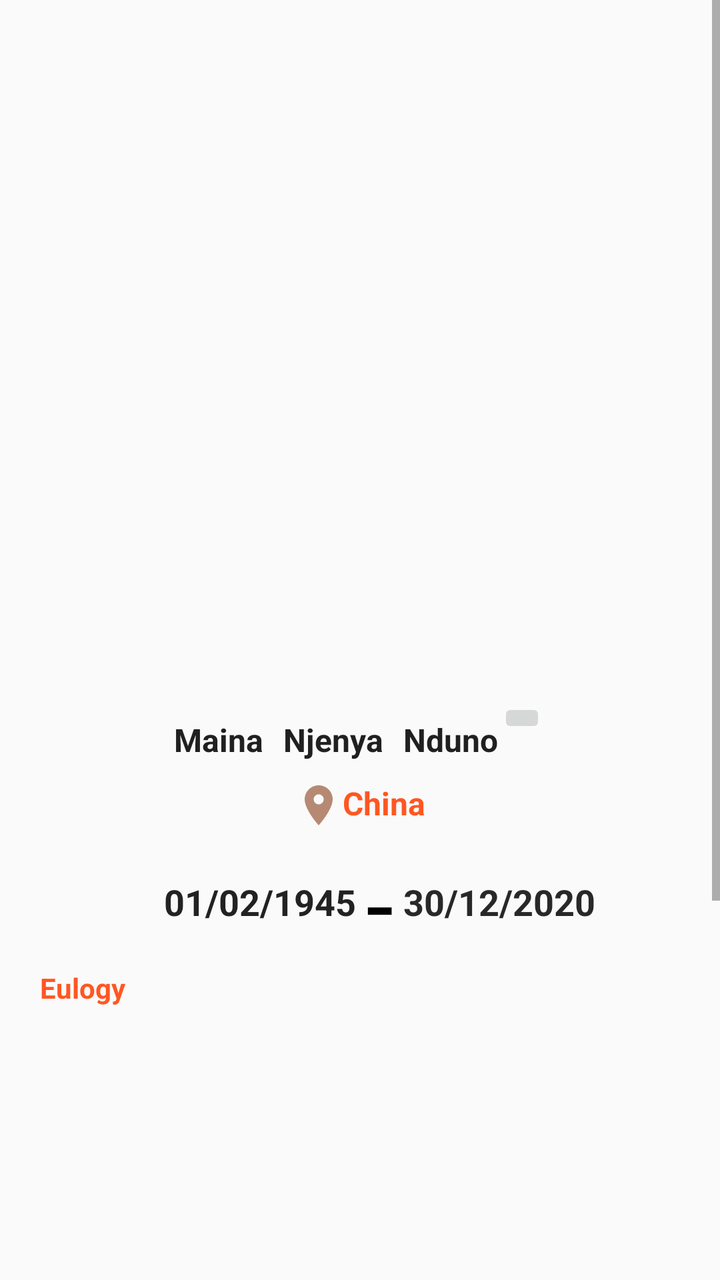
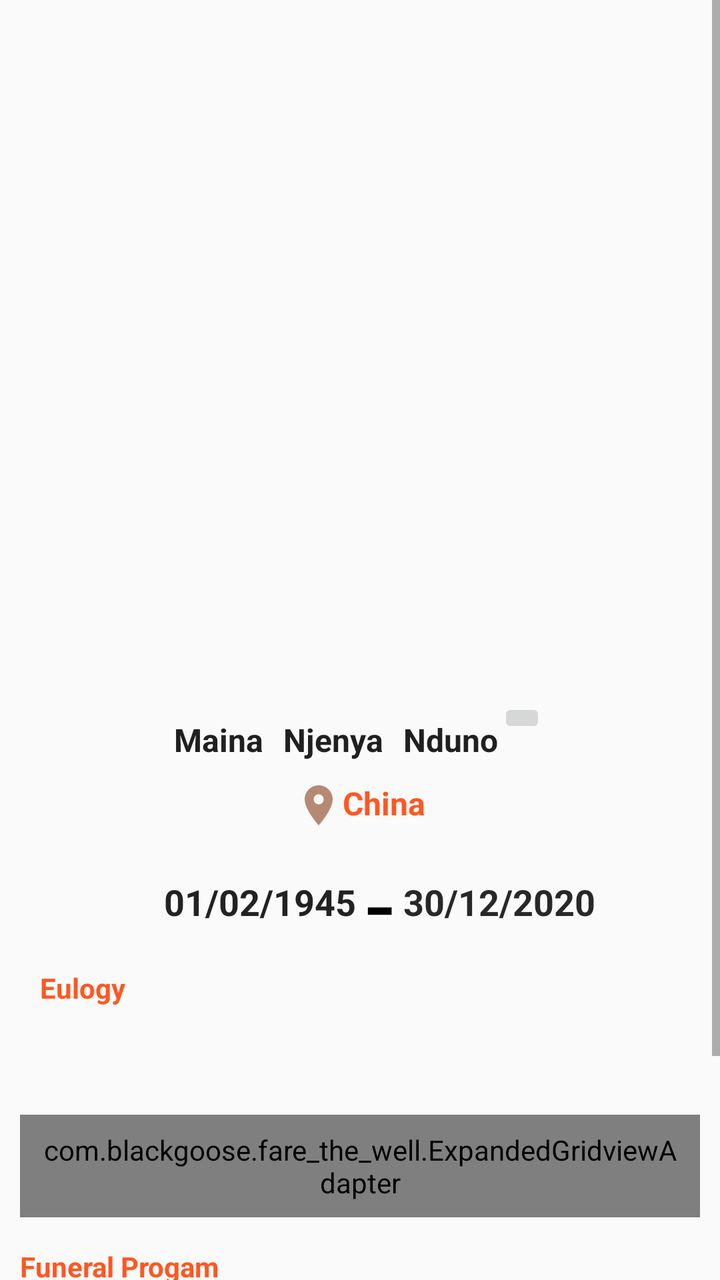

Compare the two renders of this Android layout. The source of the first and the diff that turns it into the second are given below.
<!-- AndroidManifest.xml: application theme Theme.Farewell -->
<!-- res/layout/user_eulogy_detail.xml -->
<?xml version="1.0" encoding="utf-8"?>
<ScrollView xmlns:android="http://schemas.android.com/apk/res/android"
    xmlns:app="http://schemas.android.com/apk/res-auto"
    android:layout_width="match_parent"
    android:layout_height="match_parent">

    <LinearLayout
        android:orientation="vertical"
        android:padding="10dp"
        android:layout_width="match_parent"
        android:layout_height="wrap_content">

        <TextView
            android:id="@+id/id_eulogy"
            android:layout_width="match_parent"
            android:layout_height="wrap_content"
            android:padding="5dp"
            android:textStyle="bold"/>

        <ImageView
            android:id="@+id/deceased_image"
            android:layout_width="match_parent"
            android:layout_height="300dp" />

        <LinearLayout
            android:id="@+id/deceased_names_layout"
            android:layout_width="match_parent"
            android:layout_height="match_parent"
            android:layout_marginStart="10dp"
            android:layout_marginTop="10dp"
            android:layout_marginEnd="10dp"
            android:gravity="center_horizontal">

            <TextView
                android:id="@+id/deceased_Fname"
                android:layout_width="wrap_content"
                android:layout_height="wrap_content"
                android:layout_marginTop="10dp"
                android:paddingBottom="10dp"
                android:text="Maina"
                android:textColor="#202020"
                android:textSize="16sp"
                android:textStyle="bold" />

            <TextView
                android:id="@+id/deceased_Sname"
                android:layout_width="wrap_content"
                android:layout_height="wrap_content"
                android:layout_marginStart="10dp"
                android:layout_marginTop="10dp"
                android:paddingBottom="10dp"
                android:text="Njenya"
                android:textColor="#202020"
                android:textSize="16sp"
                android:textStyle="bold" />

            <TextView
                android:id="@+id/deceased_Lname"
                android:layout_width="wrap_content"
                android:layout_height="wrap_content"
                android:layout_marginStart="10dp"
                android:layout_marginTop="10dp"
                android:paddingBottom="10dp"
                android:text="Nduno"
                android:textColor="#202020"
                android:textSize="16sp"
                android:textStyle="bold" />

            <ImageButton
                android:id="@+id/btnShare"
                android:layout_width="wrap_content"
                android:layout_height="wrap_content"
                android:layout_gravity="right"
                 />


        </LinearLayout>

        <TextView
            android:id="@+id/burial_location"
            android:layout_width="wrap_content"
            android:layout_height="wrap_content"
            android:layout_marginStart="10dp"
            android:layout_marginEnd="10dp"
            android:layout_marginBottom="3dp"
            android:text="China"
            android:layout_gravity="center"
            android:textColor="#FF5722"
            android:textSize="16sp"
            android:textStyle="bold"
            app:drawableStartCompat="@drawable/location_on" />


        <LinearLayout
            android:id="@+id/datesLayout"
            android:layout_width="match_parent"
            android:layout_height="wrap_content"
            android:gravity="center">

            <TextView
                android:id="@+id/deceased_dob"
                android:layout_width="wrap_content"
                android:layout_height="wrap_content"
                android:layout_marginStart="20dp"
                android:layout_marginEnd="5dp"
                android:text="01/02/1945"
                android:textColor="#222222"
                android:textSize="18sp"
                android:textStyle="bold" />

            <TextView
                android:layout_width="wrap_content"
                android:layout_height="wrap_content"
                android:text="-"
                android:textColor="@color/black"
                android:textSize="50sp" />


            <TextView
                android:id="@+id/deceased_passing"
                android:layout_width="wrap_content"
                android:layout_height="wrap_content"
                android:layout_marginStart="5dp"
                android:text="30/12/2020"
                android:textColor="#292828"
                android:textSize="18sp"
                android:textStyle="bold" />

        </LinearLayout>
        <TextView
            android:id="@+id/earlylifeText"
            android:layout_width="wrap_content"
            android:layout_height="wrap_content"
            android:layout_marginStart="10dp"
            android:layout_marginEnd="10dp"
            android:layout_marginBottom="10dp"
            android:gravity="center_vertical"
            android:text="Eulogy"
            android:textColor="#FF5722"
            android:textSize="14sp"
            android:textStyle="bold" />

        <TextView
            android:id="@+id/life_biography"
            android:layout_width="match_parent"
            android:layout_height="wrap_content"
            android:layout_below="@+id/earlylifeText"
            android:layout_marginStart="5dp"
            android:layout_marginEnd="5dp"
            android:layout_marginBottom="5dp"
            android:lineHeight="28sp"
            android:padding="10dp"
            android:text=""
            android:textColor="#202020"
            android:textSize="14sp"
            android:textStyle="bold" />

        <androidx.viewpager2.widget.ViewPager2
            android:id="@+id/viewPager"
            android:layout_width="match_parent"
            android:layout_height="200dp" />



        <TextView
            android:layout_width="wrap_content"
            android:layout_height="wrap_content"
            android:text="Funeral Progam"
            android:textColor="#FF5722"
            android:textStyle="bold"/>


        <androidx.recyclerview.widget.RecyclerView
            android:id="@+id/reviewProgramsRv"
            android:layout_width="match_parent"
            android:layout_height="wrap_content" />

        <RelativeLayout
            android:layout_width="match_parent"
            android:layout_height="wrap_content"
            android:background="@drawable/layout_background"
            android:layout_margin="10dp"
            android:orientation="vertical">


            <TextView
                android:id="@+id/text_string"
                android:layout_width="wrap_content"
                android:layout_height="wrap_content"
                android:text="@string/only_visible_to_farewell"
                android:layout_gravity="center"
                />

            <TextView
                android:id="@+id/author_name"
                android:layout_width="wrap_content"
                android:layout_height="wrap_content"
                android:layout_below="@+id/text_string"
                android:text="Author"
                android:padding="5dp"
                android:textStyle="bold"/>

            <TextView
                android:id="@+id/author_phone"
                android:layout_width="wrap_content"
                android:layout_height="wrap_content"
                android:layout_below="@id/author_name"
                android:text="0712123123"
                android:padding="10dp"
                android:textStyle="bold"/>

            <TextView
                android:id="@+id/status_text"
                android:layout_width="wrap_content"
                android:layout_height="wrap_content"
                android:layout_below="@id/text_string"
                android:layout_toLeftOf="@+id/status"
                android:text="Status:"
                android:padding="5dp"
                android:textStyle="bold"/>

            <TextView
                android:id="@+id/status"
                android:layout_width="wrap_content"
                android:layout_height="wrap_content"
                android:layout_below="@id/text_string"
                android:layout_alignParentEnd="true"
                android:text="Unconfirmed"
                android:textColor="#FF5722"
                android:padding="5dp"
                android:textStyle="bold"/>

        </RelativeLayout>

    </LinearLayout>
</ScrollView>
<!-- resources referenced by this layout -->
<resources>
  <color name="black">#FF000000</color>
  <!-- drawable layout_background (drawable) -->
  <?xml version="1.0" encoding="utf-8"?>
  <layer-list xmlns:android="http://schemas.android.com/apk/res/android">
  
      
      <item android:top="5dp">
          <shape>
              <solid android:color="#D1D1D1" />
              <corners android:radius="10dp" />
          </shape>
      </item>
      
      <item android:bottom="3dp">
          <shape>
              <solid android:color="@android:color/white" />
              <corners android:radius="10dp" />
          </shape>
      </item>
  
      <item>
          <shape android:shape="rectangle">
              <stroke android:width="1dp"
                  android:color="#D1D1D1" />
              <corners android:radius="10dp" />
          </shape>
      </item>
  
  </layer-list>
  <!-- drawable location_on (drawable) -->
  <vector android:height="24dp" android:tint="#B68973"
      android:viewportHeight="24" android:viewportWidth="24"
      android:width="24dp" xmlns:android="http://schemas.android.com/apk/res/android">
      <path android:fillColor="@android:color/white" android:pathData="M12,2C8.13,2 5,5.13 5,9c0,5.25 7,13 7,13s7,-7.75 7,-13c0,-3.87 -3.13,-7 -7,-7zM12,11.5c-1.38,0 -2.5,-1.12 -2.5,-2.5s1.12,-2.5 2.5,-2.5 2.5,1.12 2.5,2.5 -1.12,2.5 -2.5,2.5z"/>
  </vector>
  <string name="only_visible_to_farewell">(This infomation is only visible to farewell NOT PUBLIC)</string>
  <style name="Theme.Farewell" parent="Theme.AppCompat.Light.DarkActionBar" />
</resources>

<!-- the commit's change to res/layout/user_eulogy_detail.xml (unified diff, before → after) -->
@@ -155,10 +155,16 @@
             android:textSize="14sp"
             android:textStyle="bold" />
 
-        <androidx.viewpager2.widget.ViewPager2
-            android:id="@+id/viewPager"
-            android:layout_width="match_parent"
-            android:layout_height="200dp" />
+        <com.blackgoose.fare_the_well.ExpandedGridviewAdapter
+            android:id="@+id/galleryGridView"
+            android:layout_width="match_parent"
+            android:layout_height="wrap_content"
+            android:numColumns="3"
+            android:verticalSpacing="6dp"
+            android:horizontalSpacing="6dp"
+            android:stretchMode="columnWidth"
+            android:padding="8dp"
+            android:layout_marginBottom="15dp" />
 
 
 
